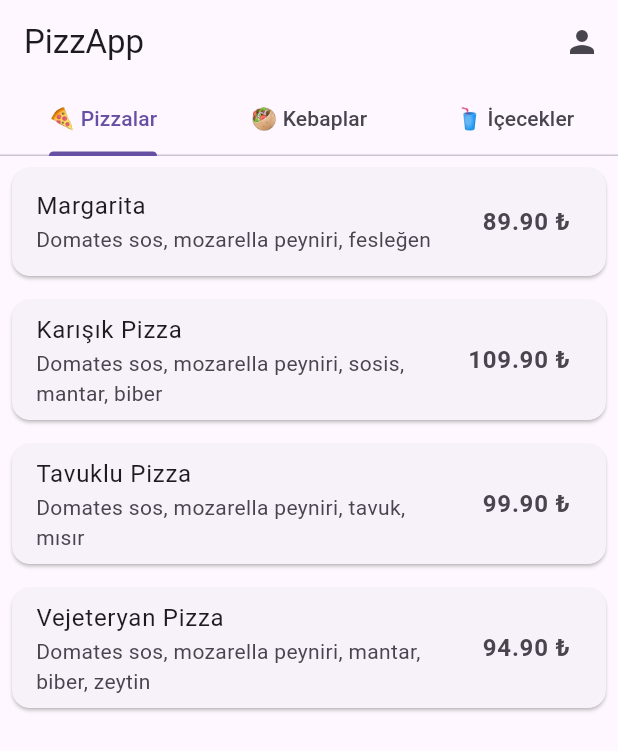
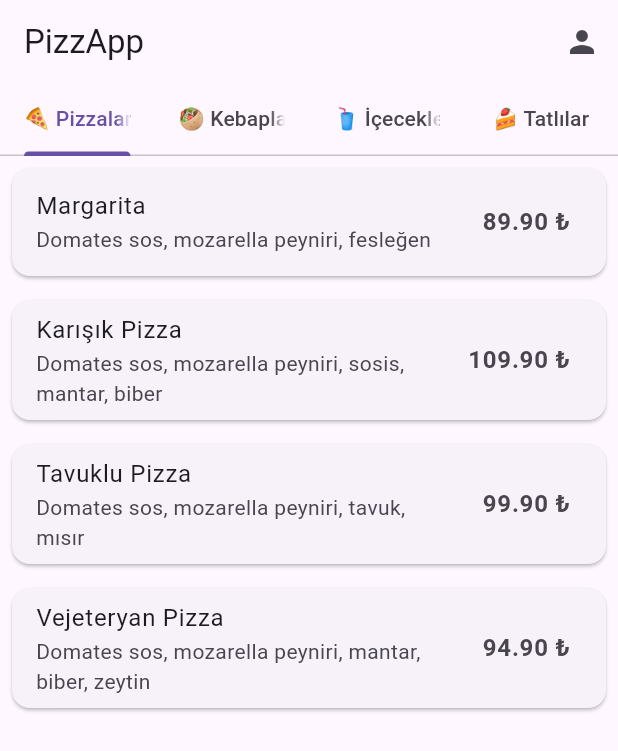
Before and after one commit to oguzaltunisik/pizzapp, a Flutter app: the screen it shows after launch, on a phone screen of 412 x 824 dp. Shown: the top 751 px of the screen. Run offline on Flutter 3.47's test engine with Material 3 defaults, Android fonts, the phone set to English and light mode, and no system bars.

Commit message:
add desserts category and products to home screen

```diff
--- a/lib/data/mock_data.dart
+++ b/lib/data/mock_data.dart
@@ -91,6 +91,36 @@ class MockData {
       price: 14.90,
       category: 'İçecekler',
     ),
+
+    // Tatlılar
+    Product(
+      id: 't1',
+      name: 'Künefe',
+      description: 'Antep fıstıklı, kaymaklı',
+      price: 69.90,
+      category: 'Tatlılar',
+    ),
+    Product(
+      id: 't2',
+      name: 'Baklava',
+      description: 'Antep fıstıklı, 6 dilim',
+      price: 59.90,
+      category: 'Tatlılar',
+    ),
+    Product(
+      id: 't3',
+      name: 'Sütlaç',
+      description: 'Fırında sütlaç',
+      price: 39.90,
+      category: 'Tatlılar',
+    ),
+    Product(
+      id: 't4',
+      name: 'Kazandibi',
+      description: 'Ev yapımı kazandibi',
+      price: 39.90,
+      category: 'Tatlılar',
+    ),
   ];
 
   static List<Map<String, String>> getCategories() {
@@ -98,6 +128,7 @@ class MockData {
       {'name': 'Pizzalar', 'emoji': '🍕'},
       {'name': 'Kebaplar', 'emoji': '🍖'},
       {'name': 'İçecekler', 'emoji': '🥤'},
+      {'name': 'Tatlılar', 'emoji': '🍰'},
     ];
   }
 }
--- a/lib/screens/home_screen.dart
+++ b/lib/screens/home_screen.dart
@@ -11,7 +11,7 @@ class HomeScreen extends StatelessWidget {
   @override
   Widget build(BuildContext context) {
     return DefaultTabController(
-      length: 3,
+      length: 4,
       child: Scaffold(
         appBar: AppBar(
           title: const Text('PizzApp'),
@@ -32,6 +32,7 @@ class HomeScreen extends StatelessWidget {
               Tab(text: '🍕 Pizzalar'),
               Tab(text: '🥙 Kebaplar'),
               Tab(text: '🥤 İçecekler'),
+              Tab(text: '🍰 Tatlılar'),
             ],
           ),
         ),
@@ -40,6 +41,7 @@ class HomeScreen extends StatelessWidget {
             _buildProductList('Pizzalar'),
             _buildProductList('Kebaplar'),
             _buildProductList('İçecekler'),
+            _buildProductList('Tatlılar'),
           ],
         ),
       ),
```
